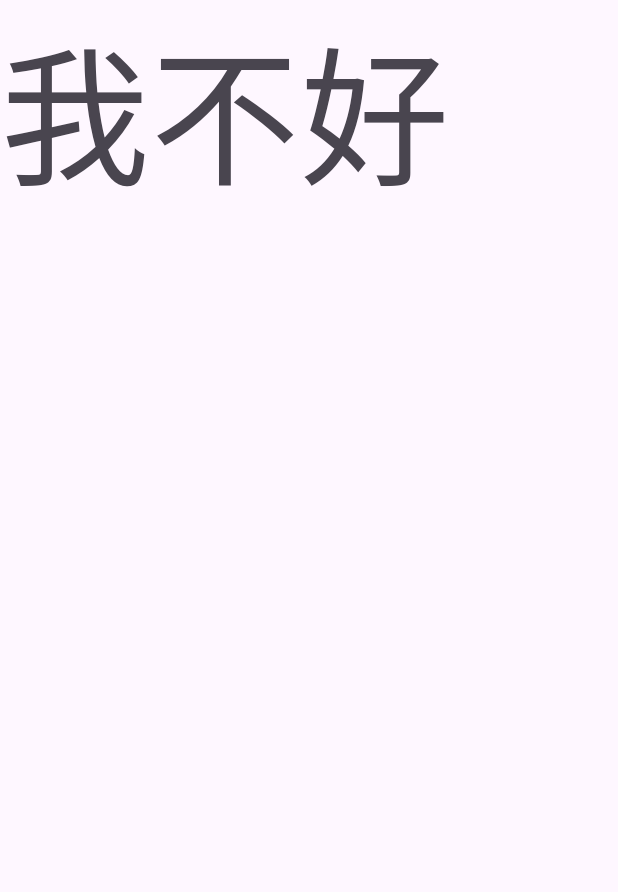
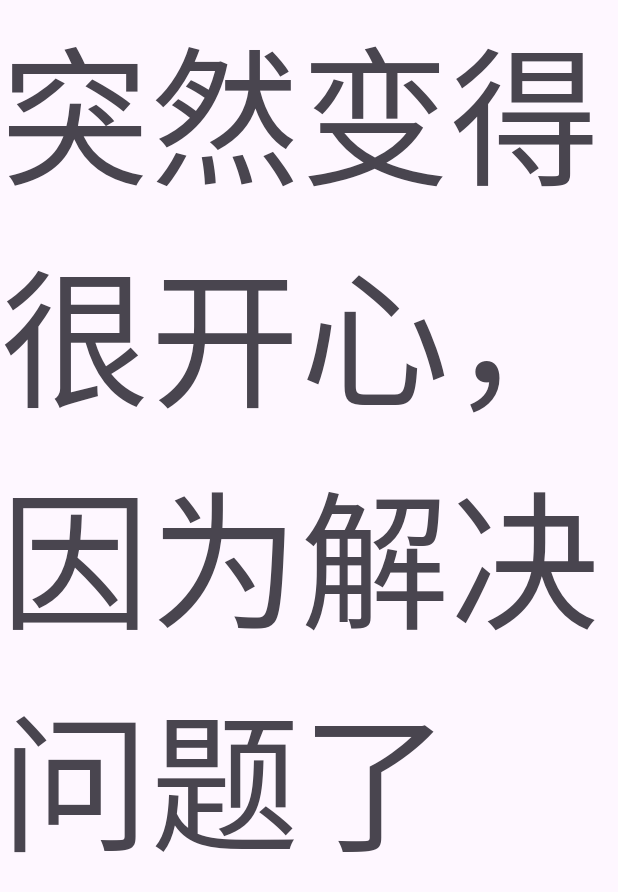
Before and after one commit to lcx1230/MyApplication, an Android app: the screen it shows after launch (MainActivity), on a phone screen of 412 x 824 dp. Shown: the top 892 px of the screen. Run offline under Robolectric (Android 15) with nearby library versions, the phone set to English and light mode, and no system bars.

Commit message:
修改activity_main.xml中的文本

```diff
--- a/app/src/main/res/layout/activity_main.xml
+++ b/app/src/main/res/layout/activity_main.xml
@@ -8,7 +8,7 @@
         android:layout_width="wrap_content"
         android:layout_height="wrap_content"
         android:textSize="100dp"
-        android:text="我不好"/>
+        android:text="突然变得很开心，因为解决问题了" />
 
 
 </androidx.coordinatorlayout.widget.CoordinatorLayout>
```
